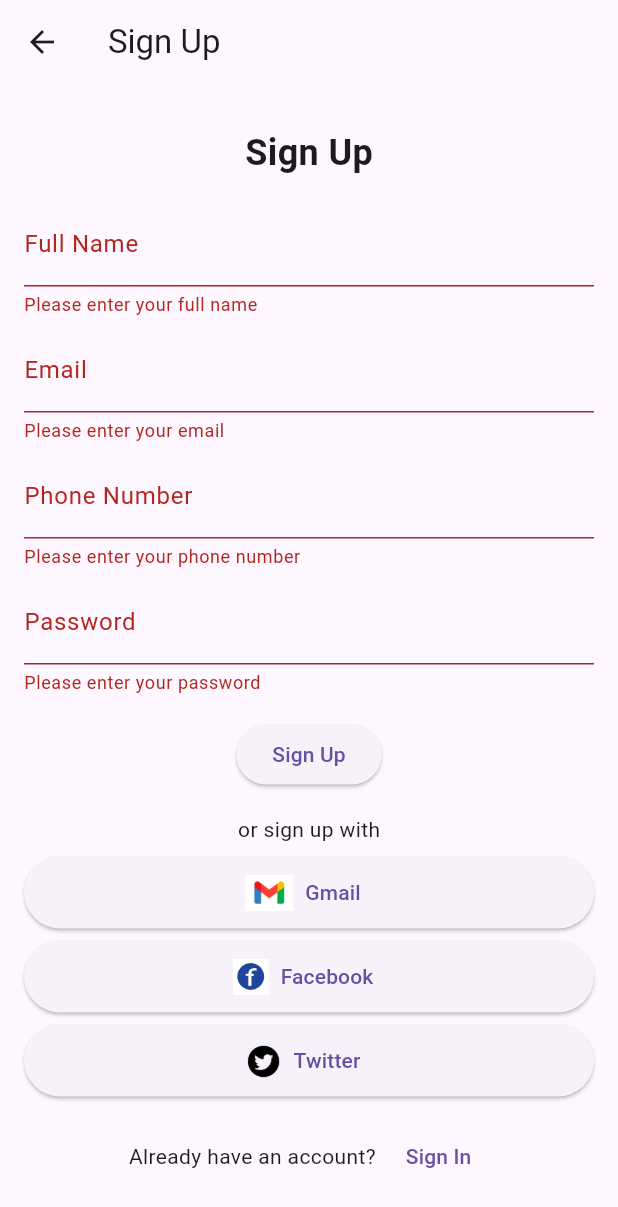
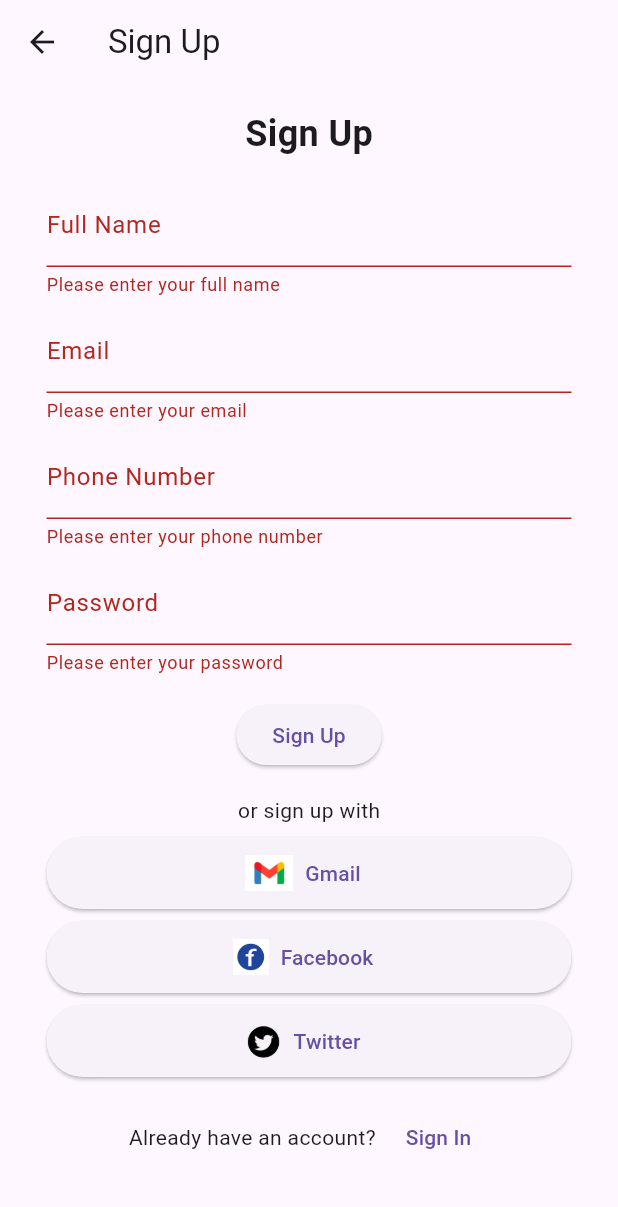
Before and after one commit to enetheodore/ride-ui, a Flutter app: the SignUpPage screen opened directly, after a tap on "Sign Up", on a phone screen of 412 x 824 dp. Shown: the top 1207 px of the screen. Run offline on Flutter 3.47's test engine with Material 3 defaults, Android fonts, the light colour scheme and no system bars; our stand-ins replace carousel_slider.

Commit message:
edited the alignment and width

```diff
--- a/lib/signupPage.dart
+++ b/lib/signupPage.dart
@@ -12,27 +12,35 @@ class _SignUpPageState extends State<SignUpPage> {
 
   String fullName = '';
   String email = '';
-  String phoneNumber = '';
+  int phoneNumber = 0;
   String password = '';
 
   @override
   Widget build(BuildContext context) {
     return Scaffold(
       appBar: AppBar(title: Text('Sign Up')),
-      body: Padding(
+      body: Center(
+        child: Padding(
           padding: EdgeInsets.all(16.0),
-        child: Form(
+          child: ListView(
+            children: [
+              Form(
                 key: _formKey,
                 child: Column(
                   mainAxisAlignment: MainAxisAlignment.center,
                   children: [
                     Text(
                       'Sign Up',
-                style: TextStyle(fontSize: 24, fontWeight: FontWeight.bold),
+                      style:
+                          TextStyle(fontSize: 24, fontWeight: FontWeight.bold),
                     ),
                     SizedBox(height: 16),
-              Column(
-                crossAxisAlignment: CrossAxisAlignment.stretch,
+                    Container(
+                      constraints: BoxConstraints(
+                        maxWidth: 350,
+                      ),
+                      child: Column(
+                        mainAxisAlignment: MainAxisAlignment.center,
                         children: [
                           TextFormField(
                             decoration: InputDecoration(labelText: 'Full Name'),
@@ -63,15 +71,18 @@ class _SignUpPageState extends State<SignUpPage> {
                           TextFormField(
                             initialValue:
                                 '', // Set the initial value to the desired phone number
-                    decoration: InputDecoration(labelText: 'Phone Number'),
+                            decoration:
+                                InputDecoration(labelText: 'Phone Number'),
                             validator: (value) {
                               if (value == null || value.isEmpty) {
                                 return 'Please enter your phone number';
+                              } else if (value == String) {
+                                return 'Please use phone number only';
                               }
                               return null;
                             },
                             onSaved: (value) {
-                      phoneNumber = value!;
+                              phoneNumber = value! as int;
                             },
                           ),
                           SizedBox(height: 8),
@@ -90,6 +101,7 @@ class _SignUpPageState extends State<SignUpPage> {
                           ),
                         ],
                       ),
+                    ),
                     SizedBox(height: 16),
                     ElevatedButton(
                       onPressed: () {
@@ -107,13 +119,18 @@ class _SignUpPageState extends State<SignUpPage> {
                     SizedBox(height: 16),
                     Text('or sign up with'),
                     SizedBox(height: 8),
-              Column(
+                    Container(
+                      constraints: BoxConstraints(
+                        maxWidth: 350,
+                      ),
+                      child: Column(
                         children: [
                           ElevatedButton.icon(
                             onPressed: () {
                               // Handle sign-up with Gmail
                             },
-                    icon: Image.asset('assets/image/gmail.png', height: 24),
+                            icon: Image.asset('assets/image/gmail.png',
+                                height: 24),
                             label: Text('Gmail'),
                             style: ElevatedButton.styleFrom(
                               minimumSize: Size(double.infinity, 48),
@@ -124,7 +141,8 @@ class _SignUpPageState extends State<SignUpPage> {
                             onPressed: () {
                               // Handle sign-up with Facebook
                             },
-                    icon: Image.asset('assets/image/facebook.png', height: 24),
+                            icon: Image.asset('assets/image/facebook.png',
+                                height: 24),
                             label: Text('Facebook'),
                             style: ElevatedButton.styleFrom(
                               minimumSize: Size(double.infinity, 48),
@@ -133,13 +151,15 @@ class _SignUpPageState extends State<SignUpPage> {
                           SizedBox(height: 8),
                           ElevatedButton.icon(
                             onPressed: () {},
-                    icon: Image.asset('assets/image/twitter.png', height: 24),
+                            icon: Image.asset('assets/image/twitter.png',
+                                height: 24),
                             label: Text('Twitter'),
                             style: ElevatedButton.styleFrom(
                               minimumSize: Size(double.infinity, 48),
                             ),
                           ),
                         ],
+                      ),
                     ),
                     SizedBox(height: 16),
                     Row(
@@ -151,7 +171,8 @@ class _SignUpPageState extends State<SignUpPage> {
                           onPressed: () {
                             Navigator.push(
                               context,
-                        MaterialPageRoute(builder: (context) => LoginPage()),
+                              MaterialPageRoute(
+                                  builder: (context) => LoginPage()),
                             );
                           },
                           child: Text('Sign In'),
@@ -161,6 +182,9 @@ class _SignUpPageState extends State<SignUpPage> {
                   ],
                 ),
               ),
+            ],
+          ),
+        ),
       ),
     );
   }
```
Also changed, not shown: lib/loginPage.dart (+14 -4 lines). Lines whose indentation alone changed are shown as unchanged.
